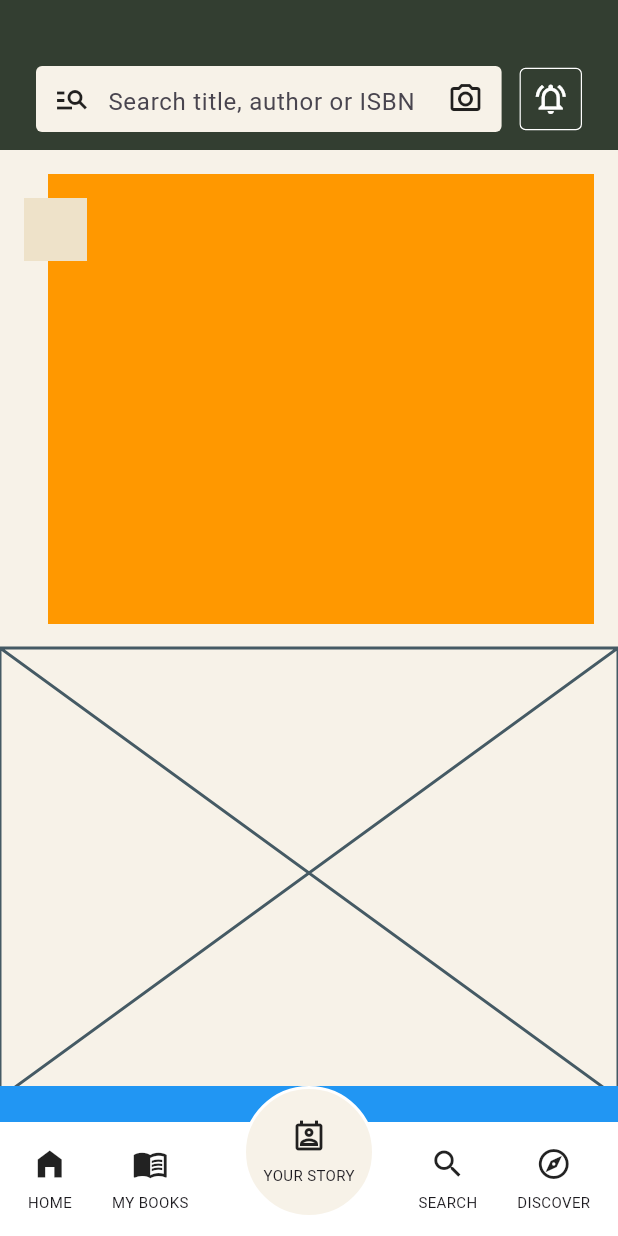
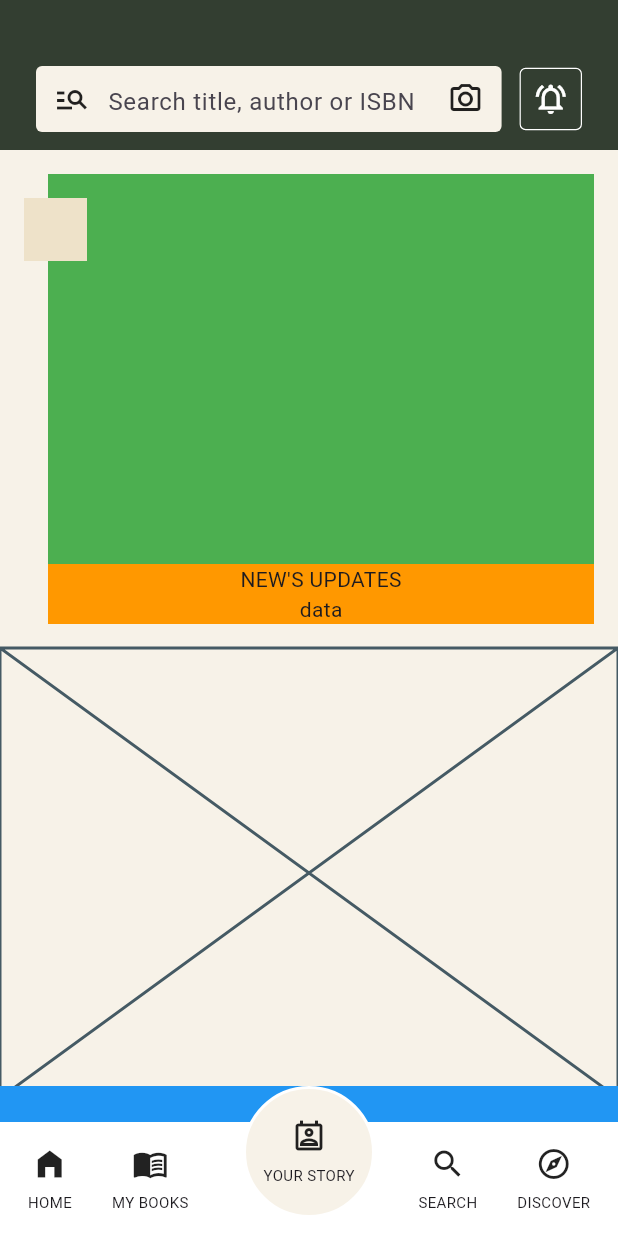
Before and after one commit to JAICHANGPARK/flutter_notebook_chapter_43, a Flutter app: the NewsFeedHomePage screen opened directly, on a phone screen of 412 x 824 dp. Run offline on Flutter 3.47's test engine with Material 3 defaults, Android fonts, the phone set to English and light mode, and no system bars; our stand-ins replace gap, hugeicons.

Commit message:
Update news_feed_home_page.dart

```diff
--- a/lib/ep2163_newsfeed_app/views/news_feed_home_page.dart
+++ b/lib/ep2163_newsfeed_app/views/news_feed_home_page.dart
@@ -97,7 +97,15 @@ class _NewsFeedHomePageState extends State<NewsFeedHomePage> {
                                   color: Colors.orange,
                                   child: Column(
                                     children: [
-
+                                      Expanded(
+                                        child: Container(
+                                          decoration: BoxDecoration(
+                                            color: Colors.green,
+                                          ),
+                                        ),
+                                      ),
+                                      Text("NEW'S UPDATES"),
+                                      Text("data")
                                     ],
                                   ),
                                 ),
```
